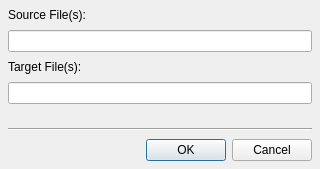
First picture: the form in ui/transferfiledialog.ui, repository maxavadallat/maxcommander, before the edit.
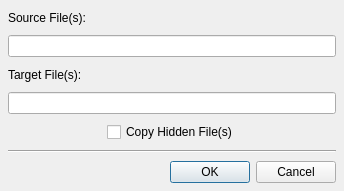
Second picture: the form after the edit.

```diff
--- a/ui/transferfiledialog.ui
+++ b/ui/transferfiledialog.ui
@@ -6,8 +6,8 @@
    <rect>
     <x>0</x>
     <y>0</y>
-    <width>320</width>
-    <height>169</height>
+    <width>344</width>
+    <height>191</height>
    </rect>
   </property>
   <property name="sizePolicy">
@@ -18,14 +18,14 @@
   </property>
   <property name="minimumSize">
    <size>
-    <width>320</width>
-    <height>169</height>
+    <width>344</width>
+    <height>191</height>
    </size>
   </property>
   <property name="maximumSize">
    <size>
     <width>16777215</width>
-    <height>169</height>
+    <height>191</height>
    </size>
   </property>
   <property name="windowTitle">
@@ -44,10 +44,92 @@
    <property name="bottomMargin">
     <number>8</number>
    </property>
+   <property name="horizontalSpacing">
+    <number>0</number>
+   </property>
    <property name="verticalSpacing">
     <number>8</number>
    </property>
-   <item row="5" column="0">
+   <item row="0" column="0">
+    <widget class="QLabel" name="sourceTitleLabel">
+     <property name="text">
+      <string>Source File(s):</string>
+     </property>
+    </widget>
+   </item>
+   <item row="1" column="0" colspan="3">
+    <widget class="QLineEdit" name="sourceFileEdit">
+     <property name="sizePolicy">
+      <sizepolicy hsizetype="MinimumExpanding" vsizetype="Fixed">
+       <horstretch>0</horstretch>
+       <verstretch>0</verstretch>
+      </sizepolicy>
+     </property>
+     <property name="minimumSize">
+      <size>
+       <width>0</width>
+       <height>21</height>
+      </size>
+     </property>
+    </widget>
+   </item>
+   <item row="2" column="0">
+    <widget class="QLabel" name="targetTitleLabel">
+     <property name="text">
+      <string>Target File(s):</string>
+     </property>
+    </widget>
+   </item>
+   <item row="3" column="0" colspan="3">
+    <widget class="QLineEdit" name="targetFileEdit">
+     <property name="sizePolicy">
+      <sizepolicy hsizetype="MinimumExpanding" vsizetype="Fixed">
+       <horstretch>0</horstretch>
+       <verstretch>0</verstretch>
+      </sizepolicy>
+     </property>
+     <property name="minimumSize">
+      <size>
+       <width>0</width>
+       <height>21</height>
+      </size>
+     </property>
+    </widget>
+   </item>
+   <item row="4" column="0">
+    <spacer name="horizontalSpacer">
+     <property name="orientation">
+      <enum>Qt::Horizontal</enum>
+     </property>
+     <property name="sizeHint" stdset="0">
+      <size>
+       <width>94</width>
+       <height>20</height>
+      </size>
+     </property>
+    </spacer>
+   </item>
+   <item row="4" column="1">
+    <widget class="QCheckBox" name="copyHiddenFilesCheckBox">
+     <property name="text">
+      <string>Copy Hidden File(s)</string>
+     </property>
+    </widget>
+   </item>
+   <item row="4" column="2">
+    <spacer name="horizontalSpacer_2">
+     <property name="orientation">
+      <enum>Qt::Horizontal</enum>
+     </property>
+     <property name="sizeHint" stdset="0">
+      <size>
+       <width>93</width>
+       <height>20</height>
+      </size>
+     </property>
+    </spacer>
+   </item>
+   <item row="5" column="0" colspan="3">
     <widget class="QFrame" name="frame">
      <property name="frameShape">
       <enum>QFrame::HLine</enum>
@@ -57,14 +139,7 @@
      </property>
     </widget>
    </item>
-   <item row="2" column="0">
-    <widget class="QLabel" name="targetTitleLabel">
-     <property name="text">
-      <string>Target File(s):</string>
-     </property>
-    </widget>
-   </item>
-   <item row="6" column="0">
+   <item row="6" column="1" colspan="2">
     <widget class="QDialogButtonBox" name="buttonBox">
      <property name="orientation">
       <enum>Qt::Horizontal</enum>
@@ -74,58 +149,6 @@
      </property>
     </widget>
    </item>
-   <item row="1" column="0">
-    <widget class="QLineEdit" name="sourceFileEdit">
-     <property name="sizePolicy">
-      <sizepolicy hsizetype="MinimumExpanding" vsizetype="Fixed">
-       <horstretch>0</horstretch>
-       <verstretch>0</verstretch>
-      </sizepolicy>
-     </property>
-     <property name="minimumSize">
-      <size>
-       <width>0</width>
-       <height>0</height>
-      </size>
-     </property>
-    </widget>
-   </item>
-   <item row="3" column="0">
-    <widget class="QLineEdit" name="targetFileEdit">
-     <property name="sizePolicy">
-      <sizepolicy hsizetype="MinimumExpanding" vsizetype="Fixed">
-       <horstretch>0</horstretch>
-       <verstretch>0</verstretch>
-      </sizepolicy>
-     </property>
-     <property name="minimumSize">
-      <size>
-       <width>0</width>
-       <height>0</height>
-      </size>
-     </property>
-    </widget>
-   </item>
-   <item row="0" column="0">
-    <widget class="QLabel" name="sourceTitleLabel">
-     <property name="text">
-      <string>Source File(s):</string>
-     </property>
-    </widget>
-   </item>
-   <item row="4" column="0">
-    <spacer name="verticalSpacer">
-     <property name="orientation">
-      <enum>Qt::Vertical</enum>
-     </property>
-     <property name="sizeHint" stdset="0">
-      <size>
-       <width>20</width>
-       <height>8</height>
-      </size>
-     </property>
-    </spacer>
-   </item>
   </layout>
  </widget>
  <resources/>
```
